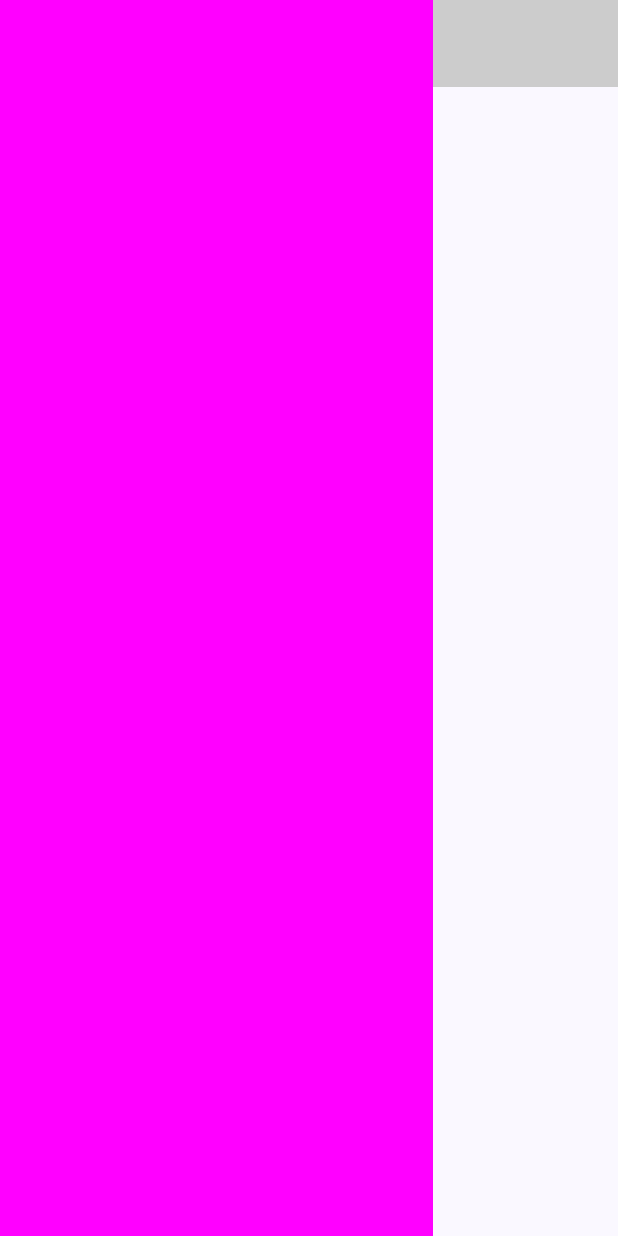
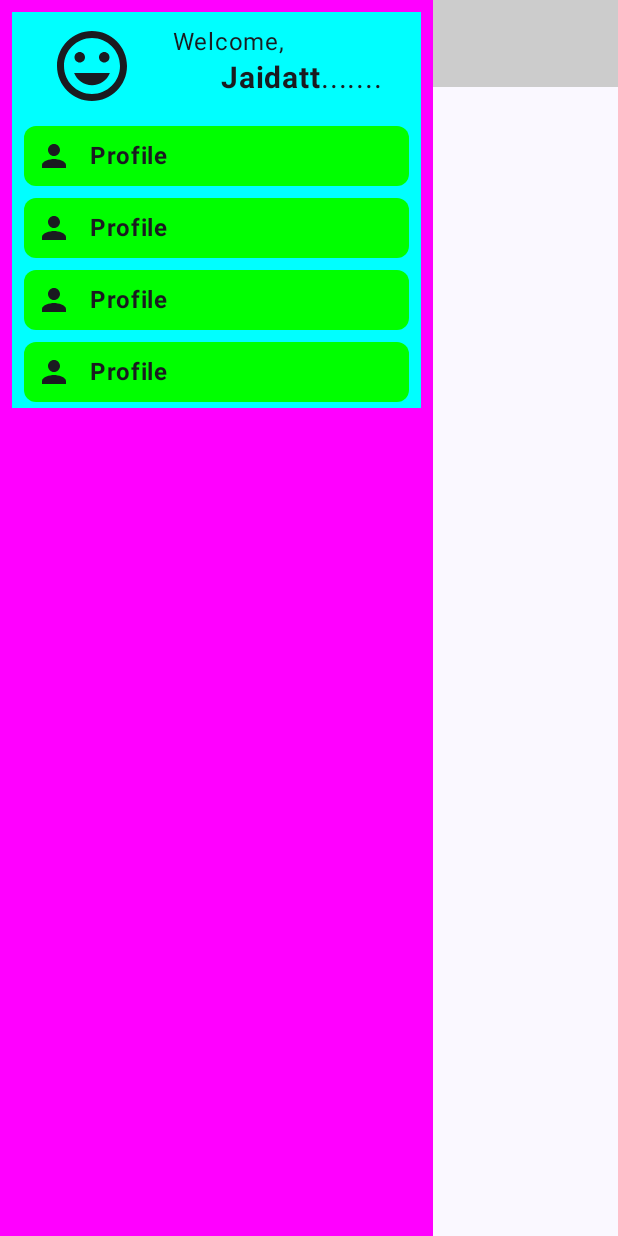
Before and after one commit to Jaidatt007/Wishlist_App, an Android app built with Jetpack Compose: the screen it shows after launch (MainActivity), after a tap on "Account Icon", on a phone screen of 412 x 824 dp. Run offline under Robolectric (Android 15) with nearby library versions, the phone set to English and light mode, and no system bars.

Commit message:
Drawer content layout added

```diff
--- a/app/src/main/java/com/example/wishlistapplication/screens/home_screen.kt
+++ b/app/src/main/java/com/example/wishlistapplication/screens/home_screen.kt
@@ -1,12 +1,9 @@
 package com.example.wishlistapplication.screens
 
-import android.util.Log
 import androidx.compose.animation.AnimatedVisibility
 import androidx.compose.animation.slideInHorizontally
 import androidx.compose.animation.slideOutHorizontally
-import androidx.compose.foundation.background
-import androidx.compose.foundation.clickable
-import androidx.compose.foundation.layout.Box
+import androidx.compose.foundation.gestures.detectTapGestures
 import androidx.compose.foundation.layout.Column
 import androidx.compose.foundation.layout.fillMaxHeight
 import androidx.compose.foundation.layout.fillMaxWidth
@@ -17,7 +14,8 @@ import androidx.compose.runtime.Composable
 import androidx.compose.runtime.mutableStateOf
 import androidx.compose.runtime.remember
 import androidx.compose.ui.Modifier
-import androidx.compose.ui.graphics.Color
+import androidx.compose.ui.input.pointer.pointerInput
+import com.example.wishlistapplication.units.Drawer_content
 import com.example.wishlistapplication.units.Top_app_bar
 
 @Composable
@@ -27,10 +25,11 @@ fun Home_screen(modifier: Modifier) {
 
     // Main screen content
     Scaffold(
-        modifier = modifier.clickable {
-            Log.d("SCREEN","Screen Clicked !")
-            drawerState.value = false
-        },
+        modifier = modifier.then(Modifier.pointerInput(Unit) {
+            detectTapGestures {
+                drawerState.value = false
+            }
+        }),
         topBar = {
             Top_app_bar(
                 onAccountIconClick = {
@@ -39,9 +38,7 @@ fun Home_screen(modifier: Modifier) {
             )
         }
     ) {
-        Column(modifier = Modifier.padding(it).clickable {
-            drawerState.value = false
-        }) {
+        Column(modifier = Modifier.padding(it)) {
             // Screen content
             Text("1")
             Text("2")
@@ -61,12 +58,7 @@ fun Home_screen(modifier: Modifier) {
             targetOffsetX = { fullWidth -> -fullWidth } // Slide out to the left
         )
     ) {
-        Box(modifier = modifier.then(Modifier.fillMaxHeight().fillMaxWidth(0.7f)
-            .background(Color.Magenta).clickable {
-                Log.d("DRAWER","Drawer Clicked !")
-            })) {
-
-        }
+        Drawer_content(modifier = modifier)
     }
 
 }
--- /dev/null
+++ b/app/src/main/java/com/example/wishlistapplication/units/drawer_content.kt
@@ -0,0 +1,82 @@
+package com.example.wishlistapplication.units
+
+import androidx.compose.foundation.background
+import androidx.compose.foundation.clickable
+import androidx.compose.foundation.gestures.detectTapGestures
+import androidx.compose.foundation.layout.Arrangement
+import androidx.compose.foundation.layout.Box
+import androidx.compose.foundation.layout.Column
+import androidx.compose.foundation.layout.Row
+import androidx.compose.foundation.layout.fillMaxHeight
+import androidx.compose.foundation.layout.fillMaxSize
+import androidx.compose.foundation.layout.fillMaxWidth
+import androidx.compose.foundation.layout.height
+import androidx.compose.foundation.layout.padding
+import androidx.compose.foundation.layout.width
+import androidx.compose.foundation.shape.RoundedCornerShape
+import androidx.compose.material3.Icon
+import androidx.compose.material3.Text
+import androidx.compose.runtime.Composable
+import androidx.compose.ui.Alignment
+import androidx.compose.ui.Modifier
+import androidx.compose.ui.draw.clip
+import androidx.compose.ui.graphics.Color
+import androidx.compose.ui.input.pointer.pointerInput
+import androidx.compose.ui.res.painterResource
+import androidx.compose.ui.text.font.FontWeight
+import androidx.compose.ui.text.style.TextAlign
+import androidx.compose.ui.unit.dp
+import androidx.compose.ui.unit.sp
+import com.example.wishlistapplication.R
+
+@Composable
+fun Drawer_content(modifier: Modifier){
+    Box(modifier = modifier.then(Modifier.fillMaxHeight().fillMaxWidth(0.7f)
+        .background(Color.Magenta).padding(8.dp).pointerInput(Unit) {
+            detectTapGestures {
+
+            }
+        })) {
+        Column(modifier = Modifier.fillMaxWidth().background(Color.Cyan)) {
+
+            Row(modifier = Modifier.fillMaxWidth().padding(top = 8.dp, bottom = 8.dp),
+                horizontalArrangement = Arrangement.SpaceEvenly){
+                Icon(painter = painterResource(R.drawable.baseline_mood_24),"",
+                        modifier = Modifier.height(56.dp).width(56.dp))
+                Column {
+                    Text(text = "Welcome,", fontSize = 16.sp)
+                    Row() {
+                        Text(text = "Jaidatt", fontSize = 20.sp, fontWeight = FontWeight.Bold,
+                            modifier = Modifier.padding(start = 32.dp))
+                        Text(text = ".......", fontSize = 20.sp)
+                    }
+                }
+            }
+            Drawer_card("Profile",R.drawable.baseline_person_24,"Profile Icon", onDrawer_Item_Clicked = {
+
+            })
+            Drawer_card("Profile",R.drawable.baseline_person_24,"Profile Icon", onDrawer_Item_Clicked = {
+
+            })
+            Drawer_card("Profile",R.drawable.baseline_person_24,"Profile Icon", onDrawer_Item_Clicked = {
+
+            })
+            Drawer_card("Profile",R.drawable.baseline_person_24,"Profile Icon", onDrawer_Item_Clicked = {
+
+            })
+        }
+    }
+}
+
+@Composable
+fun Drawer_card(title:String, icon : Int, description:String , onDrawer_Item_Clicked : () -> Unit){
+    Row(modifier = Modifier.fillMaxWidth().padding(horizontal = 8.dp, vertical = 4.dp)
+        .height(40.dp).clip(RoundedCornerShape(8.dp)).background(Color.Green).clickable {
+            onDrawer_Item_Clicked()
+        },
+        verticalAlignment = Alignment.CenterVertically) {
+        Icon(painter = painterResource(icon),description,
+            modifier = Modifier.padding(start = 8.dp , end = 8.dp , top = 4.dp , bottom = 4.dp))
+        Text(text = title, modifier = Modifier.padding(4.dp), fontSize = 16.sp, fontWeight = FontWeight.Bold)
+    }
+}
--- /dev/null
+++ b/app/src/main/res/drawable/baseline_mood_24.xml
@@ -0,0 +1,5 @@
+<vector xmlns:android="http://schemas.android.com/apk/res/android" android:height="24dp" android:tint="#000000" android:viewportHeight="24" android:viewportWidth="24" android:width="24dp">
+
+    <path android:fillColor="@android:color/white" android:pathData="M11.99,2C6.47,2 2,6.48 2,12s4.47,10 9.99,10C17.52,22 22,17.52 22,12S17.52,2 11.99,2zM12,20c-4.42,0 -8,-3.58 -8,-8s3.58,-8 8,-8 8,3.58 8,8 -3.58,8 -8,8zM15.5,11c0.83,0 1.5,-0.67 1.5,-1.5S16.33,8 15.5,8 14,8.67 14,9.5s0.67,1.5 1.5,1.5zM8.5,11c0.83,0 1.5,-0.67 1.5,-1.5S9.33,8 8.5,8 7,8.67 7,9.5 7.67,11 8.5,11zM12,17.5c2.33,0 4.31,-1.46 5.11,-3.5L6.89,14c0.8,2.04 2.78,3.5 5.11,3.5z"/>
+
+</vector>
--- /dev/null
+++ b/app/src/main/res/drawable/baseline_person_24.xml
@@ -0,0 +1,5 @@
+<vector xmlns:android="http://schemas.android.com/apk/res/android" android:height="24dp" android:tint="#000000" android:viewportHeight="24" android:viewportWidth="24" android:width="24dp">
+
+    <path android:fillColor="@android:color/white" android:pathData="M12,12c2.21,0 4,-1.79 4,-4s-1.79,-4 -4,-4 -4,1.79 -4,4 1.79,4 4,4zM12,14c-2.67,0 -8,1.34 -8,4v2h16v-2c0,-2.66 -5.33,-4 -8,-4z"/>
+
+</vector>
```
